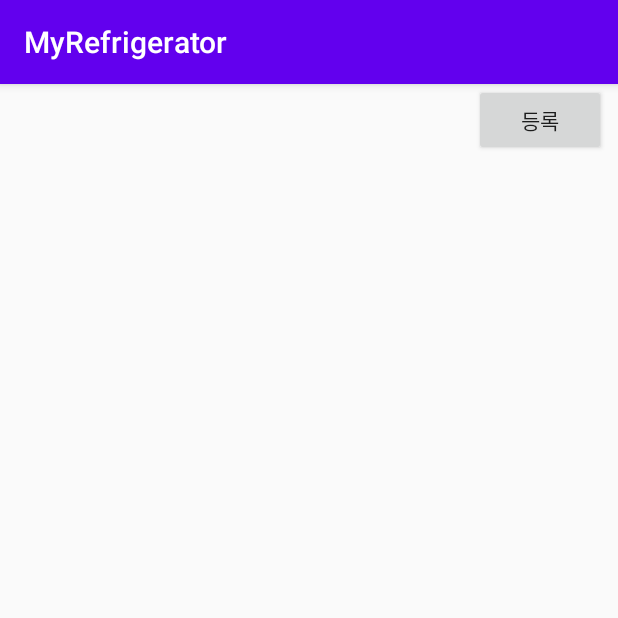
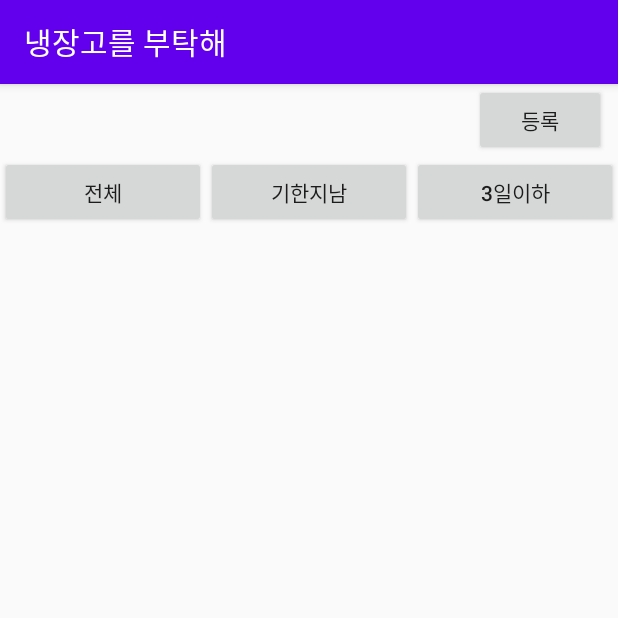
Before and after one commit to whanhee97/MyRefrigerator, an Android app: the screen it shows after launch (MainActivity), on a phone screen of 412 x 824 dp, the top half of it. Run offline under Robolectric (Android 15) with nearby library versions, the phone set to English and light mode, and no system bars; 3 statements that could not run were skipped.

Commit message:
add new function
유통기한 3일이하 리스트 보여주기
유통기한 지난 리스트 보여주기
커스텀 어댑터에서 유통기한이 지난 식품은 유통기한텍스트 빨갛게 표시

```diff
--- a/app/src/main/AndroidManifest.xml
+++ b/app/src/main/AndroidManifest.xml
@@ -5,7 +5,7 @@
     <application
         android:allowBackup="true"
         android:icon="@mipmap/ic_launcher"
-        android:label="@string/app_name"
+        android:label="냉장고를 부탁해"
         android:roundIcon="@mipmap/ic_launcher_round"
         android:supportsRtl="true"
         android:theme="@style/AppTheme">
--- a/app/src/main/java/com/example/myrefrigerator/CustomAdapter.java
+++ b/app/src/main/java/com/example/myrefrigerator/CustomAdapter.java
@@ -3,6 +3,7 @@ package com.example.myrefrigerator;
 import android.content.ContentValues;
 import android.content.Context;
 import android.content.Intent;
+import android.graphics.Color;
 import android.util.Log;
 import android.view.LayoutInflater;
 import android.view.View;
@@ -13,12 +14,17 @@ import android.widget.LinearLayout;
 import android.widget.TextView;
 import android.widget.Toast;
 
+import java.time.LocalDate;
+import java.time.temporal.ChronoUnit;
 import java.util.ArrayList;
 
 public class CustomAdapter extends BaseAdapter {
     Context mContext = null;
     LayoutInflater mLayoutInflater = null;
     ArrayList<Food> foodList;
+    LocalDate currentDate = LocalDate.now();
+    LocalDate temp; // 유통기한을 String 에서 변환한 객체
+    long leftdays = 0;
 
     public CustomAdapter(Context context, ArrayList<Food> data) {
         mContext = context;
@@ -75,6 +81,15 @@ public class CustomAdapter extends BaseAdapter {
         foodName.setText(foodList.get(position).getName());
         String count = Integer.toString(foodList.get(position).getCount());
         foodCount.setText("수량: " + count);
+
+        temp = LocalDate.parse(foodList.get(position).getShelf_life());
+        leftdays = ChronoUnit.DAYS.between(currentDate,temp); // 오늘부터 유통기한까지 날짜차이 계산
+        if(leftdays <= 0){ // 날짜가 0일 이하면 빨간색으로 세팅
+            foodShelfLife.setTextColor(Color.parseColor("#ff0000"));
+        }
+        else{ // 유통기한 안지났으면 검은색
+            foodShelfLife.setTextColor(Color.parseColor("#000000"));
+        }
         foodShelfLife.setText("유통기한: " + foodList.get(position).getShelf_life());
 //
         return view;
--- a/app/src/main/java/com/example/myrefrigerator/MainActivity.java
+++ b/app/src/main/java/com/example/myrefrigerator/MainActivity.java
@@ -6,10 +6,14 @@ import android.content.Intent;
 import android.database.Cursor;
 import android.database.sqlite.SQLiteDatabase;
 import android.os.Bundle;
+import android.util.Log;
 import android.view.View;
 import android.widget.AdapterView;
 import android.widget.ListView;
 
+import java.time.LocalDate;
+import java.time.Period;
+import java.time.temporal.ChronoUnit;
 import java.util.ArrayList;
 
 public class MainActivity extends AppCompatActivity {
@@ -17,17 +21,48 @@ public class MainActivity extends AppCompatActivity {
     DBHandler dbHandler = null;
     ListView listView;
     ArrayList<Food> foodList;
+    ArrayList<Food> foodList_timeOver; // 유통기한 지난 푸드리스트
+    ArrayList<Food> foodList_left3days; // 유통기한 3일 이하 푸드리스트
     DBHelper dbHelper;
+    LocalDate currentDate;
+    int viewCMD = 0;
 
     @Override
     protected void onCreate(Bundle savedInstanceState) {
         super.onCreate(savedInstanceState);
         setContentView(R.layout.activity_main);
+
         dbHandler = new DBHandler(this);
         foodList = dbHandler.getItems();
 
+        foodList_timeOver = new ArrayList<>();
+        foodList_left3days = new ArrayList<>();
+
+        currentDate = LocalDate.now();
+        LocalDate temp; // 유통기한을 String 에서 변환한 객체
+        long leftdays = 0;
+        for(Food f : foodList){
+            temp = LocalDate.parse(f.getShelf_life());
+            leftdays = ChronoUnit.DAYS.between(currentDate,temp); // 오늘부터 유통기한까지 날짜차이 계산
+            if(leftdays <= 3){ // 날짜가 3일 이하면 리스트에 저장
+                foodList_left3days.add(f);
+            }
+            if(leftdays <= 0){ // 날짜가 0일 이하면 리스트에 저장
+                foodList_timeOver.add(f);
+            }
+        }
+
         listView = (ListView)findViewById(R.id.listView);
-        final CustomAdapter customAdapter = new CustomAdapter(this,foodList);
+
+    }
+
+    @Override
+    protected void onResume() {
+        super.onResume();
+        final CustomAdapter customAdapter;
+        switch (viewCMD){
+            case 0:
+                customAdapter = new CustomAdapter(this,foodList);
 
                 if(foodList !=null) {
                     listView.setAdapter(customAdapter);
@@ -40,13 +75,57 @@ public class MainActivity extends AppCompatActivity {
                         startActivity(intent);
                     }
                 });
+                break;
 
+            case 1:
+                customAdapter = new CustomAdapter(this,foodList_timeOver);
+                if(foodList_timeOver !=null) {
+                    listView.setAdapter(customAdapter);
+                }
+                listView.setOnItemClickListener(new AdapterView.OnItemClickListener() {
+                    @Override
+                    public void onItemClick(AdapterView<?> parent, View view, int position, long id) {
+                        Intent intent = new Intent(getApplicationContext(),FoodClicked.class);
+                        intent.putExtra("food",foodList_timeOver.get(position));
+                        startActivity(intent);
+                    }
+                });
+                break;
+
+            case 2:
+                customAdapter = new CustomAdapter(this,foodList_left3days);
+                if(foodList_left3days !=null) {
+                    listView.setAdapter(customAdapter);
+                }
+                listView.setOnItemClickListener(new AdapterView.OnItemClickListener() {
+                    @Override
+                    public void onItemClick(AdapterView<?> parent, View view, int position, long id) {
+                        Intent intent = new Intent(getApplicationContext(),FoodClicked.class);
+                        intent.putExtra("food",foodList_left3days.get(position));
+                        startActivity(intent);
+                    }
+                });
+                break;
+        }
     }
     public void mOnClick(View v){
+        Intent intent;
         switch (v.getId()){
             case R.id.btnAdd:
-                Intent intent = new Intent(MainActivity.this,AddFoodActivity.class);
+                intent = new Intent(MainActivity.this,AddFoodActivity.class);
                 startActivity(intent);
+                break;
+            case R.id.btn_all:
+                viewCMD = 0;
+                onResume();
+                break;
+            case R.id.btn_over:
+                viewCMD = 1;
+                onResume();
+                break;
+            case R.id.btn_left3:
+                viewCMD = 2;
+                onResume();
                 break;
         }
     }
--- a/app/src/main/res/layout/activity_main.xml
+++ b/app/src/main/res/layout/activity_main.xml
@@ -11,17 +11,48 @@
         android:layout_height="wrap_content"
         android:gravity="right"
         android:orientation="horizontal">
+
         <Button
             android:id="@+id/btnAdd"
             android:layout_width="wrap_content"
             android:layout_height="wrap_content"
             android:layout_marginEnd="8dp"
+            android:onClick="mOnClick"
             android:text="등록"
-            android:onClick="mOnClick"
             app:layout_constraintEnd_toStartOf="@+id/btnUpdate"
             tools:layout_editor_absoluteY="16dp" />
 
     </LinearLayout>
+    <LinearLayout
+        android:layout_width="match_parent"
+        android:layout_height="wrap_content"
+        android:gravity="right"
+        android:orientation="horizontal">
+        <Button
+            android:id="@+id/btn_all"
+            android:layout_width="wrap_content"
+            android:layout_height="wrap_content"
+            android:layout_weight="1"
+            android:onClick="mOnClick"
+            android:text="전체" />
+
+        <Button
+            android:id="@+id/btn_over"
+            android:layout_width="wrap_content"
+            android:layout_height="wrap_content"
+            android:layout_weight="1"
+            android:onClick="mOnClick"
+            android:text="기한지남" />
+
+        <Button
+            android:id="@+id/btn_left3"
+            android:layout_width="wrap_content"
+            android:layout_height="wrap_content"
+            android:layout_weight="1"
+            android:onClick="mOnClick"
+            android:text="3일이하" />
+    </LinearLayout>
+
     <ListView
         android:id="@+id/listView"
         android:layout_marginTop="20dp"
```
Lines whose indentation alone changed are shown as unchanged.
